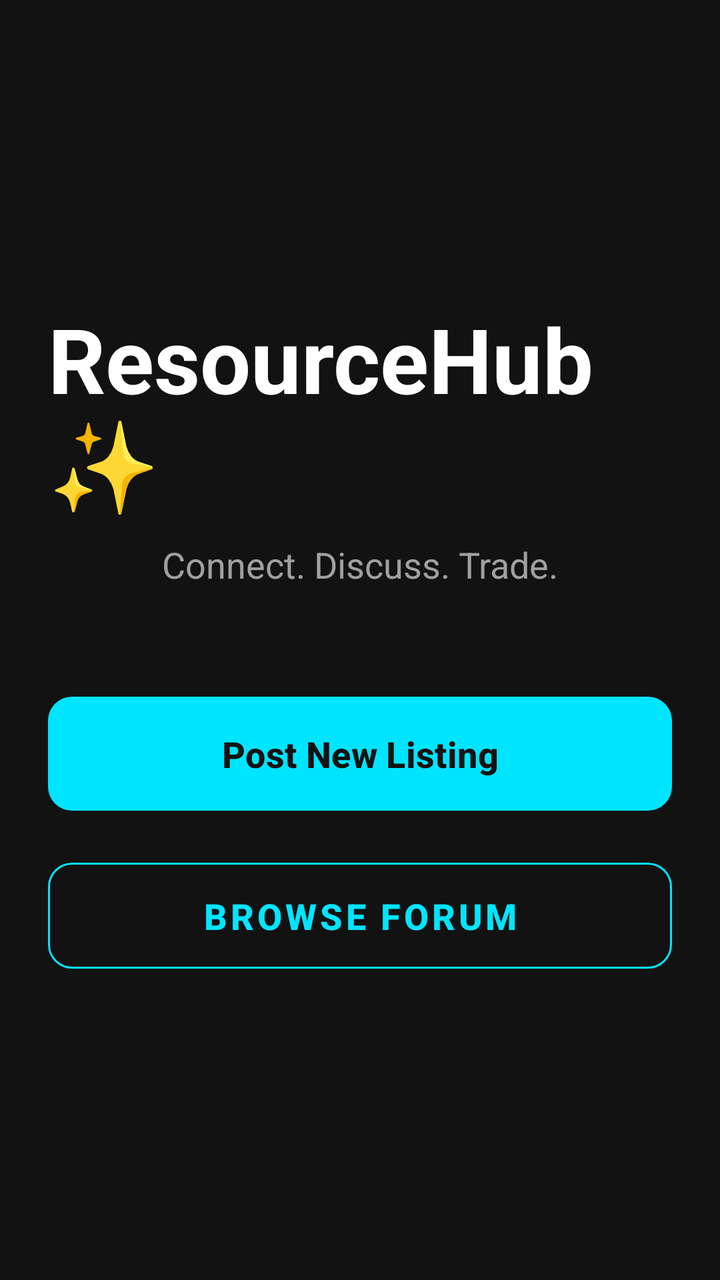
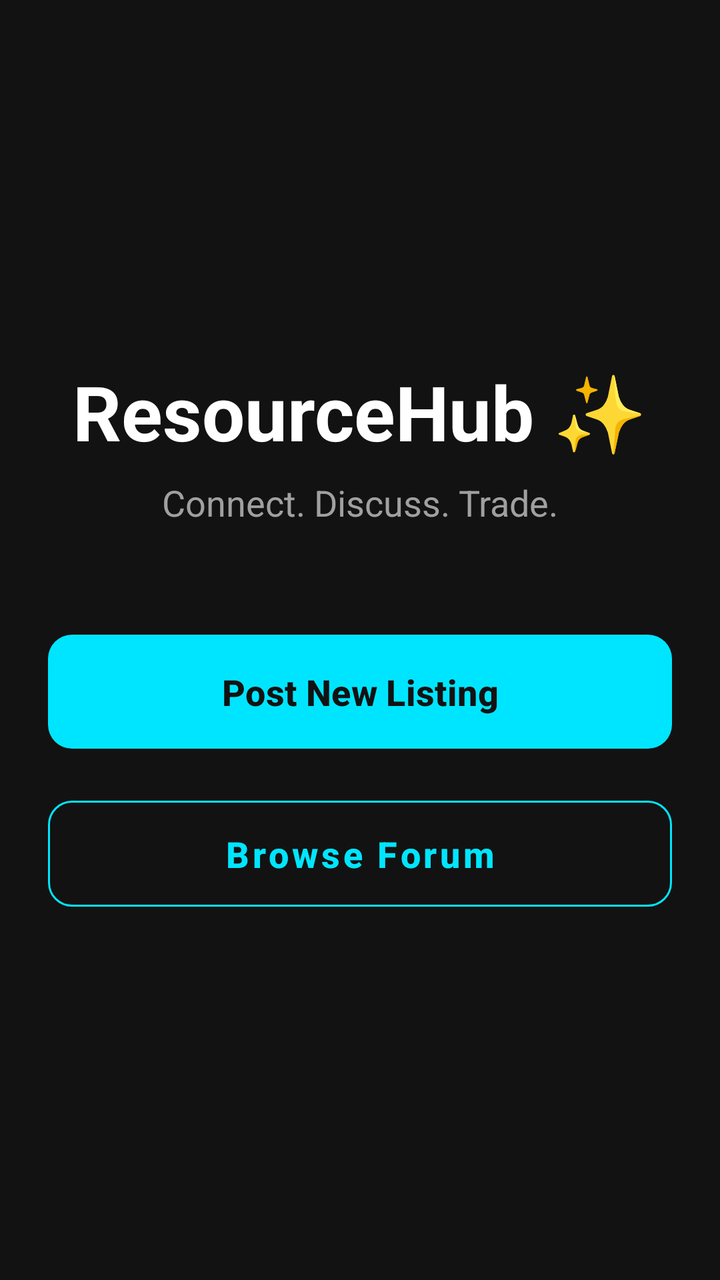

Compare the two renders of this Android layout. The source of the first and the diff that turns it into the second are given below.
<!-- AndroidManifest.xml: application theme Theme.TextbookMarketplace -->
<!-- res/layout/activity_main.xml -->
<?xml version="1.0" encoding="utf-8"?>
<LinearLayout xmlns:android="http://schemas.android.com/apk/res/android"
    xmlns:app="http://schemas.android.com/apk/res-auto"
    android:layout_width="match_parent"
    android:layout_height="match_parent"
    android:orientation="vertical"
    android:gravity="center"
    android:padding="24dp"
    android:background="@color/background_dark">

    <TextView
        android:layout_width="wrap_content"
        android:layout_height="wrap_content"
        android:text="ResourceHub ✨"
        android:textSize="45sp"
        android:textStyle="bold"
        android:textColor="@color/text_primary"
        android:layout_marginBottom="8dp"/>

    <TextView
        android:layout_width="wrap_content"
        android:layout_height="wrap_content"
        android:text="Connect. Discuss. Trade."
        android:textSize="18sp"
        android:textColor="@color/text_secondary"
        android:layout_marginBottom="50dp"/>

    <com.google.android.material.button.MaterialButton
        android:id="@+id/btnPostListing"
        android:layout_width="match_parent"
        android:layout_height="65dp"
        android:text="Post New Listing"
        android:textSize="18sp"
        android:textStyle="bold"
        app:cornerRadius="12dp"
        app:backgroundTint="@color/accent_cyan"
        android:textColor="@color/background_dark"
        android:layout_marginBottom="16dp"/>

    <com.google.android.material.button.MaterialButton
        android:id="@+id/btnBrowseForum"
        android:layout_width="match_parent"
        android:layout_height="65dp"
        android:text="Browse Forum"
        android:textSize="18sp"
        android:textStyle="bold"
        app:cornerRadius="12dp"
        style="@style/Widget.MaterialComponents.Button.OutlinedButton"
        app:strokeColor="@color/accent_cyan"
        android:textColor="@color/accent_cyan"/>

</LinearLayout>
<!-- resources referenced by this layout -->
<resources>
  <color name="accent_cyan">#00E5FF</color>
  <color name="background_dark">#121212</color>
  <color name="text_primary">#FFFFFF</color>
  <color name="text_secondary">#A0A0A0</color>
  <style name="Theme.TextbookMarketplace" parent="Base.Theme.TextbookMarketplace" />
  <style name="Base.Theme.TextbookMarketplace" parent="Theme.Material3.DayNight.NoActionBar">
          
          
      </style>
</resources>

<!-- the commit's change to res/layout/activity_main.xml (unified diff, before → after) -->
@@ -12,7 +12,7 @@
         android:layout_width="wrap_content"
         android:layout_height="wrap_content"
         android:text="ResourceHub ✨"
-        android:textSize="45sp"
+        android:textSize="38sp"
         android:textStyle="bold"
         android:textColor="@color/text_primary"
         android:layout_marginBottom="8dp"/>
@@ -32,6 +32,7 @@
         android:text="Post New Listing"
         android:textSize="18sp"
         android:textStyle="bold"
+        app:textAllCaps="false"
         app:cornerRadius="12dp"
         app:backgroundTint="@color/accent_cyan"
         android:textColor="@color/background_dark"
@@ -44,6 +45,7 @@
         android:text="Browse Forum"
         android:textSize="18sp"
         android:textStyle="bold"
+        app:textAllCaps="false"
         app:cornerRadius="12dp"
         style="@style/Widget.MaterialComponents.Button.OutlinedButton"
         app:strokeColor="@color/accent_cyan"
